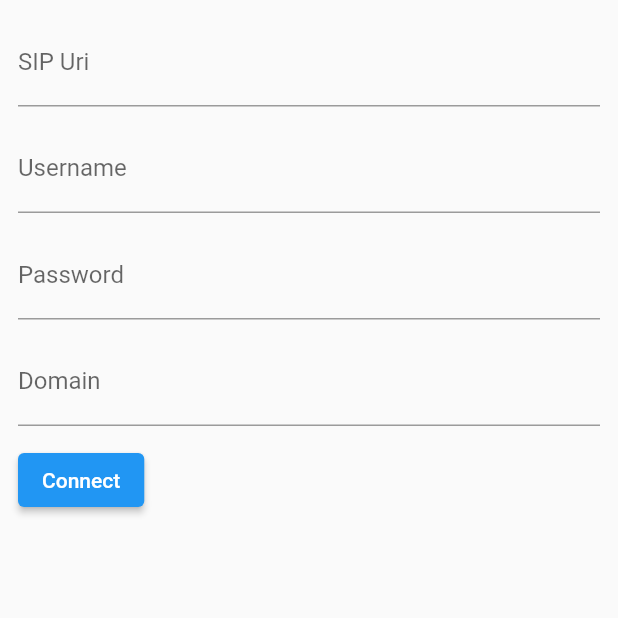
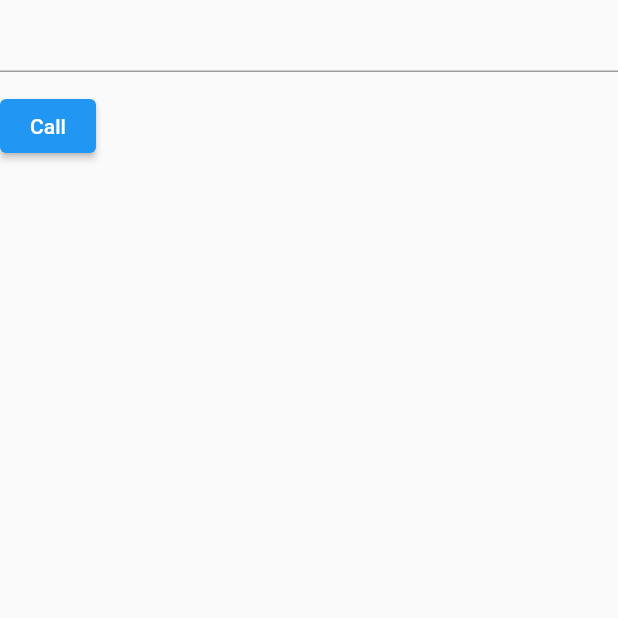
Before and after one commit to e-up/e-linphone, a Flutter app: the screen it shows after launch, after a tap on "Connect", on a phone screen of 412 x 824 dp, the top half of it. Run offline on Flutter 3.47's test engine with Material 2 defaults, Android fonts, the phone set to English and light mode, and no system bars; our stand-ins replace shared_preferences.

Commit message:
开始尝试 call

```diff
--- a/example/lib/main.dart
+++ b/example/lib/main.dart
@@ -1,4 +1,5 @@
 import 'dart:async';
+import 'dart:developer';
 
 import 'package:e_linphone/e_linphone.dart';
 import 'package:flutter/material.dart';
@@ -22,19 +23,19 @@ class App extends StatelessWidget {
   Widget build(BuildContext context) {
     return MaterialApp(
       navigatorKey: _navigatorKey,
-      onGenerateRoute: (settings) => HomePage.route(),
+      onGenerateRoute: (settings) => SignInPage.route(),
     );
   }
 }
 
-class HomePage extends StatefulWidget {
-  static Route route() => MaterialPageRoute(builder: (context) => HomePage());
+class SignInPage extends StatefulWidget {
+  static Route route() => MaterialPageRoute(builder: (context) => SignInPage());
 
   @override
-  State<StatefulWidget> createState() => HomePageState();
+  State<StatefulWidget> createState() => SignInPageState();
 }
 
-class HomePageState extends State<HomePage> {
+class SignInPageState extends State<SignInPage> {
   final GlobalKey<FormState> _formKey = GlobalKey();
 
   late SharedPreferences _sharedPreferences;
@@ -85,9 +86,10 @@ class HomePageState extends State<HomePage> {
             password: _password,
             domain: _domain)
         .then((value) {
-      print('login success : $value');
+      Navigator.of(context).push(HomePage.route());
     }).onError((error, stackTrace) {
-      print('login failure : $error');
+      ScaffoldMessenger.of(context)
+          .showSnackBar(SnackBar(content: Text('$error')));
     });
   }
 
@@ -148,3 +150,39 @@ class HomePageState extends State<HomePage> {
     );
   }
 }
+
+class HomePage extends StatefulWidget {
+  static Route route() => MaterialPageRoute(builder: (context) => HomePage());
+
+  @override
+  State<StatefulWidget> createState() => HomePageState();
+}
+
+class HomePageState extends State<HomePage> {
+  String _uri = '';
+
+  @override
+  Widget build(BuildContext context) {
+    final uri = TextFormField(
+      initialValue: _uri,
+      onChanged: (value) => _uri = value,
+    );
+
+    final call = ElevatedButton(
+      child: Text('Call'),
+      onPressed: () => ELinphone.call(uri: _uri)
+          .onError((error, stackTrace) => log('error $error')),
+    );
+
+    return Scaffold(
+      body: SafeArea(
+        child: SingleChildScrollView(
+          child: Wrap(
+            runSpacing: 12,
+            children: [uri, call],
+          ),
+        ),
+      ),
+    );
+  }
+}
--- a/lib/e_linphone.dart
+++ b/lib/e_linphone.dart
@@ -56,6 +56,12 @@ class ELinphone {
         throw error.toELinphoneException());
   }
 
+  static Future<void> call({required String uri}) {
+    return _methodChannel.invokeMethod('call', {'sipUri': uri}).onError(
+        (PlatformException error, stackTrace) =>
+            throw error.toELinphoneException());
+  }
+
   static void release() {
     _subscription?.cancel();
     _controller.close();
--- a/lib/e_linphone_exception.dart
+++ b/lib/e_linphone_exception.dart
@@ -2,7 +2,7 @@ import 'dart:convert';
 
 import 'package:flutter/services.dart';
 
-enum ELinphoneExceptionCode { LOGIN_FAILURE }
+enum ELinphoneExceptionCode { LOGIN_FAILURE, CALL_FAILURE }
 
 class ELinphoneException {
   final ELinphoneExceptionCode? code;
@@ -25,6 +25,8 @@ extension ToELinphoneExceptionCode on String {
     switch (this) {
       case "1":
         return ELinphoneExceptionCode.LOGIN_FAILURE;
+      case "2":
+        return ELinphoneExceptionCode.CALL_FAILURE;
     }
     return null;
   }
```
Also changed, not shown: 2 other files.
